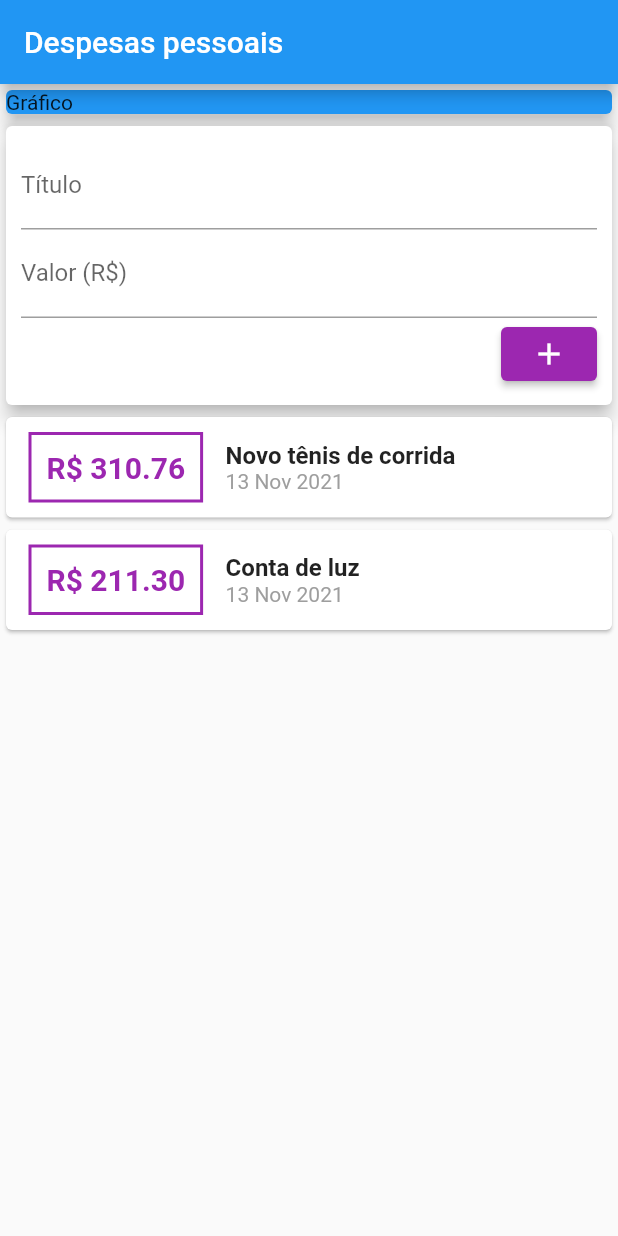
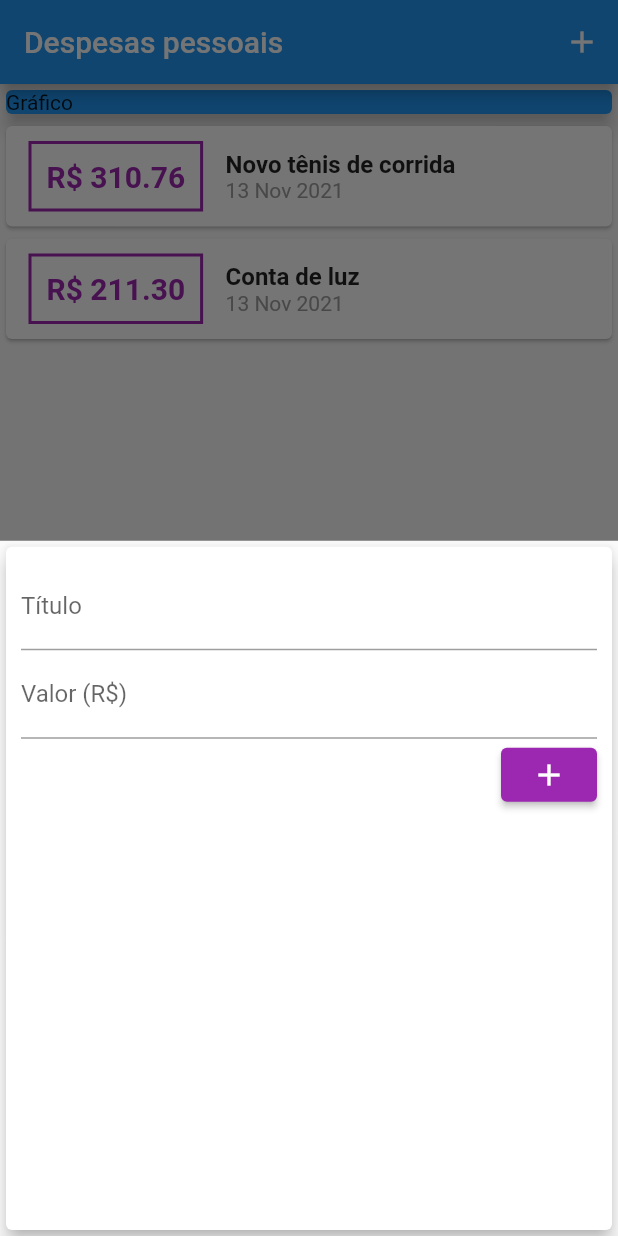
Before and after one commit to oElberte/expenses, a Flutter app: the screen it shows after launch, after a tap on the "add" icon, on a phone screen of 412 x 824 dp. Run offline on Flutter 3.47's test engine with Material 2 defaults, Android fonts, the phone set to English and light mode, and no system bars.

Commit message:
Two buttons added to show a form modal and deleted transaction_user.dart to unify in main.dart

```diff
--- a/lib/components/transaction_user.dart
+++ /dev/null
@@ -1,52 +0,0 @@
-import 'dart:math';
-
-import 'package:flutter/material.dart';
-import 'transaction_form.dart';
-import 'transaction_list.dart';
-import 'package:expenses/models/transaction.dart';
-
-class TransactionUser extends StatefulWidget {
-  @override
-  _TransactionUserState createState() => _TransactionUserState();
-}
-
-class _TransactionUserState extends State<TransactionUser> {
-  final _transactions = [
-    Transaction(
-      id: "t1",
-      title: "Novo tênis de corrida",
-      value: 310.76,
-      date: DateTime.now(),
-    ),
-    Transaction(
-      id: "t2",
-      title: "Conta de luz",
-      value: 211.30,
-      date: DateTime.now(),
-    )
-  ];
-
-  // This function receive the title and value inserted by the user and change the state of the aplication
-  _addTransaction(String title, double value) {
-    final newTransaction = Transaction(
-      id: Random().nextDouble().toString(),
-      title: title,
-      value: value,
-      date: DateTime.now(),
-    );
-
-    setState(() {
-      _transactions.add(newTransaction);
-    });
-  }
-
-  @override
-  Widget build(BuildContext context) {
-    return Column(
-      children: [
-        TransactionForm(_addTransaction),
-        TransactionList(_transactions),
-      ],
-    );
-  }
-}
--- a/lib/main.dart
+++ b/lib/main.dart
@@ -1,5 +1,8 @@
+import 'dart:math';
 import 'package:flutter/material.dart';
-import 'package:expenses/components/transaction_user.dart';
+import 'components/transaction_form.dart';
+import 'components/transaction_list.dart';
+import 'models/transaction.dart';
 
 main() => runApp(const ExpensesApp());
 
@@ -14,12 +17,60 @@ class ExpensesApp extends StatelessWidget {
   }
 }
 
-class MyHomePage extends StatelessWidget {
+class MyHomePage extends StatefulWidget {
+  @override
+  State<MyHomePage> createState() => _MyHomePageState();
+}
+
+class _MyHomePageState extends State<MyHomePage> {
+  final _transactions = [
+    Transaction(
+      id: "t1",
+      title: "Novo tênis de corrida",
+      value: 310.76,
+      date: DateTime.now(),
+    ),
+    Transaction(
+      id: "t2",
+      title: "Conta de luz",
+      value: 211.30,
+      date: DateTime.now(),
+    )
+  ];
+
+  // This function receive the title and value inserted by the user and change the state of the aplication
+  _addTransaction(String title, double value) {
+    final newTransaction = Transaction(
+      id: Random().nextDouble().toString(),
+      title: title,
+      value: value,
+      date: DateTime.now(),
+    );
+
+    setState(() {
+      _transactions.add(newTransaction);
+    });
+  }
+
+  _openTransactionFormModal(BuildContext context) {
+    showModalBottomSheet(
+        context: context,
+        builder: (_) {
+          return TransactionForm(_addTransaction);
+        });
+  }
+
   @override
   Widget build(BuildContext context) {
     return Scaffold(
       appBar: AppBar(
         title: const Text("Despesas pessoais"),
+        actions: [
+          IconButton(
+            onPressed: () => _openTransactionFormModal(context),
+            icon: const Icon(Icons.add),
+          )
+        ],
       ),
       body: SingleChildScrollView(
         child: Column(
@@ -31,10 +82,15 @@ class MyHomePage extends StatelessWidget {
               child: Text("Gráfico"),
               elevation: 5,
             ),
-            TransactionUser(),
+            TransactionList(_transactions),
           ],
         ),
       ),
+      floatingActionButton: FloatingActionButton(
+        onPressed: () => _openTransactionFormModal(context),
+        child: const Icon(Icons.add),
+      ),
+      floatingActionButtonLocation: FloatingActionButtonLocation.centerFloat,
     );
   }
 }
```
